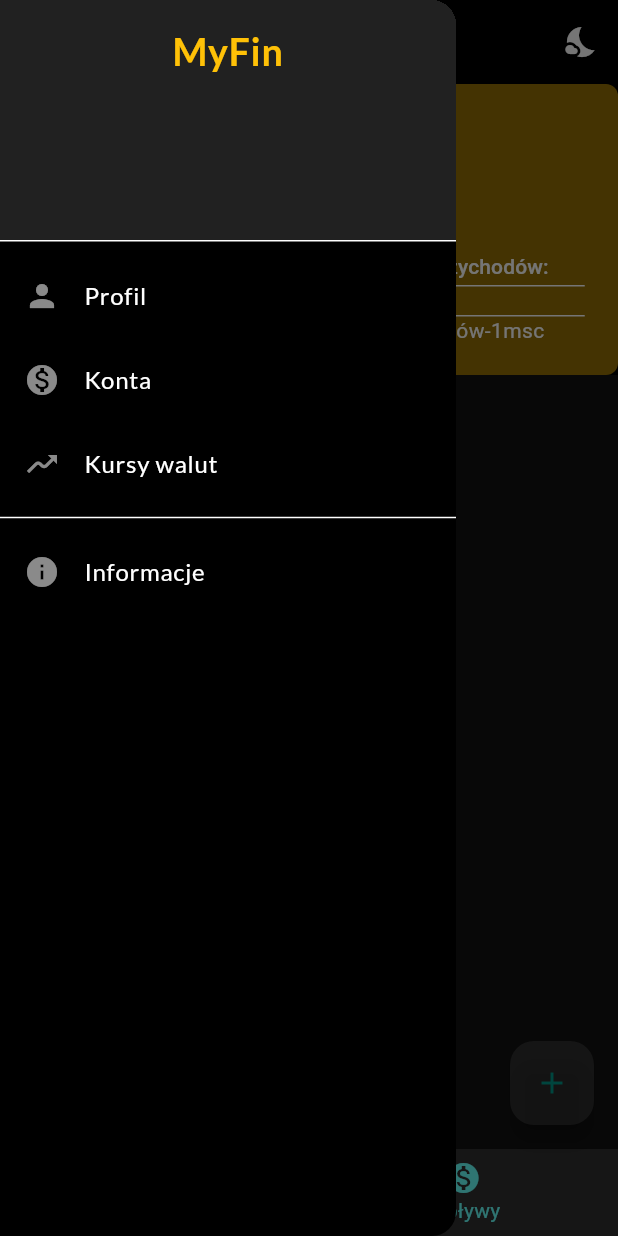
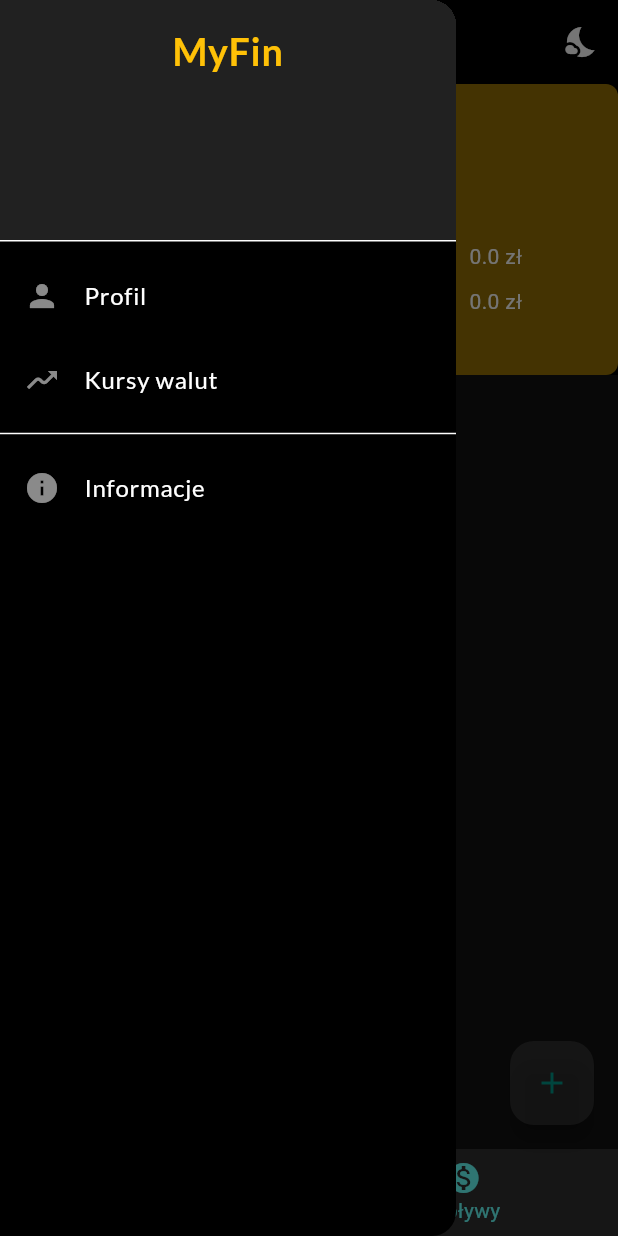
Before and after one commit to patrykstraczek/myfin, a Flutter app: the screen it shows once a user with an empty profile is signed in, item 2 of the bottom bar chosen, with the side drawer open, on a phone screen of 412 x 824 dp. Run offline on Flutter 3.47's test engine with Material 2 defaults, Android fonts, the phone set to English and light mode, and no system bars; our stand-ins replace bloc, cloud_firestore, dio, firebase_auth, firebase_core, flutter_bloc and 1 more; missing offline and left inert: flutterfire_ui; accounts and stored records are empty.

```diff
--- a/lib/App/features/pages/home/pages/home_page.dart
+++ b/lib/App/features/pages/home/pages/home_page.dart
@@ -2,7 +2,6 @@ import 'package:firebase_auth/firebase_auth.dart';
 import 'package:flutter/material.dart';
 import 'package:flutter_bloc/flutter_bloc.dart';
 import 'package:google_fonts/google_fonts.dart';
-import 'package:myfin/App/features/pages/accounts/pages/accounts_page.dart';
 
 import 'package:myfin/App/features/pages/add/pages/add_page.dart';
 import 'package:myfin/App/features/pages/auth/pages/user_profile.dart';
@@ -24,9 +23,11 @@ class HomePage extends StatefulWidget {
   State<HomePage> createState() => _HomePageState();
 }
 
+DateTime today = DateTime.now();
 var currentIndex = 0;
 var incomesSum = 0.0;
 var spendingsSum = 0.0;
+var todaySpendings = 0.0;
 var balanceThisMonth = incomesSum - spendingsSum;
 
 class _HomePageState extends State<HomePage> {
@@ -44,148 +45,7 @@ class _HomePageState extends State<HomePage> {
         },
         child: const Icon(Icons.add),
       ),
-      appBar: AppBar(
-        backgroundColor: darkMode ? Colors.black : Colors.white,
-        foregroundColor: darkMode ? Colors.white : Colors.black,
-        toolbarHeight: 250,
-        actions: [
-          IconButton(
-            onPressed: () {
-              setState(() {
-                darkMode = !darkMode;
-              });
-            },
-            icon: Icon(darkMode ? iconDark : iconLight),
-          )
-        ],
-        bottom: PreferredSize(
-            preferredSize: const Size.fromHeight(0),
-            child: Container(
-              decoration: const BoxDecoration(
-                borderRadius: BorderRadius.all(Radius.circular(8)),
-                color: Color.fromARGB(255, 148, 112, 4),
-              ),
-              alignment: Alignment.topCenter,
-              height: 194.0,
-              child: Column(children: [
-                Padding(
-                    padding: const EdgeInsets.only(top: 10),
-                    child: Text(
-                      'Stan:',
-                      style: GoogleFonts.lato(
-                        fontSize: 20,
-                        fontWeight: FontWeight.bold,
-                      ),
-                    )),
-                const SizedBox(height: 10),
-                Text(
-                  '$balanceThisMonth zł',
-                  style: GoogleFonts.lato(
-                    color: Colors.white,
-                    fontWeight: FontWeight.bold,
-                  ),
-                ),
-                const SizedBox(height: 40),
-                currentIndex == 0
-                    ? BlocProvider(
-                        create: (context) => HomeCubit()..start(),
-                        child: BlocBuilder<HomeCubit, HomeState>(
-                          builder: (context, state) {
-                            state.documents;
-
-                            if (state.errorMessage.isNotEmpty) {
-                              return Center(
-                                  child: Text(
-                                      'Something went wrong ${state.errorMessage}'));
-                            }
-
-                            if (state.isLoading) {
-                              return const Center(
-                                  child: CircularProgressIndicator());
-                            }
-
-                            final documents = state.documents;
-
-                            for (final doc in documents) {
-                              [spendingsSum += (doc['spending_value'])];
-                            }
-
-                            return DataTable(
-                                columnSpacing: 80,
-                                headingRowHeight: 25,
-                                dataRowHeight: 20,
-                                columns: const [
-                                  DataColumn(label: Text('Okres')),
-                                  DataColumn(label: Text('Suma wydatków:'))
-                                ],
-                                rows: [
-                                  DataRow(cells: [
-                                    const DataCell(Text('Obecny miesiąc')),
-                                    DataCell(
-                                      Text(
-                                        '$spendingsSum zł',
-                                      ),
-                                    )
-                                  ]),
-                                  const DataRow(cells: [
-                                    DataCell(Text('Poprzedni miesiąc')),
-                                    DataCell(Text('wydatków-1msc'))
-                                  ])
-                                ]);
-                          },
-                        ),
-                      )
-                    : BlocProvider(
-                        create: (context) => HomeIncomeCubit()..start(),
-                        child: BlocBuilder<HomeIncomeCubit, HomeState>(
-                          builder: (context, state) {
-                            state.documents;
-
-                            if (state.errorMessage.isNotEmpty) {
-                              return Center(
-                                  child: Text(
-                                      'Something went wrong ${state.errorMessage}'));
-                            }
-
-                            if (state.isLoading) {
-                              return const Center(
-                                  child: CircularProgressIndicator());
-                            }
-
-                            final documents = state.documents;
-
-                            for (final doc in documents) {
-                              [incomesSum += (doc['income_value'])];
-                            }
-
-                            return DataTable(
-                                columnSpacing: 80,
-                                headingRowHeight: 25,
-                                dataRowHeight: 20,
-                                columns: const [
-                                  DataColumn(label: Text('Okres')),
-                                  DataColumn(label: Text('Suma przychodów:'))
-                                ],
-                                rows: [
-                                  DataRow(cells: [
-                                    const DataCell(Text('Obecny miesiąc')),
-                                    DataCell(
-                                      Text(
-                                        '$incomesSum',
-                                      ),
-                                    )
-                                  ]),
-                                  const DataRow(cells: [
-                                    DataCell(Text('Poprzedni miesiąc')),
-                                    DataCell(Text('przychodów-1msc'))
-                                  ])
-                                ]);
-                          },
-                        ),
-                      )
-              ]),
-            )),
-      ),
+      appBar: const _AppBarWidget(),
       drawer: const _DrawerWidget(),
       body: Builder(builder: (context) {
         if (currentIndex == 0) {
@@ -216,6 +76,7 @@ class _HomePageState extends State<HomePage> {
   }
 }
 
+// Drawer
 class _DrawerWidget extends StatelessWidget {
   const _DrawerWidget({Key? key}) : super(key: key);
 
@@ -260,24 +121,6 @@ class _DrawerWidget extends StatelessWidget {
           ),
           ListTile(
             leading: const Icon(
-              Icons.monetization_on,
-              color: Colors.white54,
-            ),
-            title: Text('Konta',
-                style: GoogleFonts.lato(
-                  color: Colors.white,
-                )),
-            onTap: () {
-              Navigator.pop(context);
-              Navigator.of(context).push(
-                MaterialPageRoute(
-                  builder: (_) => const AccountsPage(),
-                ),
-              );
-            },
-          ),
-          ListTile(
-            leading: const Icon(
               Icons.moving,
               color: Colors.white54,
             ),
@@ -314,3 +157,188 @@ class _DrawerWidget extends StatelessWidget {
     );
   }
 }
+
+//AppBar
+class _AppBarWidget extends StatefulWidget with PreferredSizeWidget {
+  const _AppBarWidget({Key? key}) : super(key: key);
+
+  @override
+  State<_AppBarWidget> createState() => _AppBarWidgetState();
+
+  @override
+  Size get preferredSize => const Size.fromHeight(250);
+}
+
+class _AppBarWidgetState extends State<_AppBarWidget> {
+  @override
+  Widget build(BuildContext context) {
+    return AppBar(
+        backgroundColor: darkMode ? Colors.black : Colors.white,
+        foregroundColor: darkMode ? Colors.white : Colors.black,
+        toolbarHeight: 250,
+        actions: [
+          IconButton(
+            onPressed: () {
+              setState(() {
+                darkMode = !darkMode;
+              });
+            },
+            icon: Icon(darkMode ? iconDark : iconLight),
+          )
+        ],
+        bottom: PreferredSize(
+            preferredSize: const Size.fromHeight(0),
+            child: Container(
+                decoration: const BoxDecoration(
+                  borderRadius: BorderRadius.all(Radius.circular(8)),
+                  color: Color.fromARGB(255, 148, 112, 4),
+                ),
+                alignment: Alignment.topCenter,
+                height: 194.0,
+                child:
+//spendings
+                    currentIndex == 0
+                        ? BlocProvider(
+                            create: (context) => HomeCubit()..start(),
+                            child: BlocBuilder<HomeCubit, HomeState>(
+                              builder: (context, state) {
+                                state.documents;
+
+                                if (state.errorMessage.isNotEmpty) {
+                                  return Center(
+                                      child: Text(
+                                          'Something went wrong ${state.errorMessage}'));
+                                }
+
+                                if (state.isLoading) {
+                                  return const Center(
+                                      child: CircularProgressIndicator());
+                                }
+
+                                final documents = state.documents;
+
+                                spendingsSum = 0.0;
+                                todaySpendings = 0.0;
+
+                                for (final doc in documents) {
+                                  spendingsSum += (doc['spending_value']);
+                                  todaySpendings += (doc['spending_value']);
+                                }
+                                return Column(children: [
+                                  Padding(
+                                      padding: const EdgeInsets.only(top: 10),
+                                      child: Text(
+                                        'Dziś:',
+                                        style: GoogleFonts.lato(
+                                          fontSize: 20,
+                                          fontWeight: FontWeight.bold,
+                                        ),
+                                      )),
+                                  const SizedBox(height: 10),
+                                  Text(
+                                    '$todaySpendings zł',
+                                    style: GoogleFonts.lato(
+                                      color: Colors.white,
+                                      fontWeight: FontWeight.bold,
+                                    ),
+                                  ),
+                                  const SizedBox(height: 20),
+                                  Container(
+                                    padding: const EdgeInsets.symmetric(
+                                        horizontal: 64, vertical: 16),
+                                    child: Column(children: [
+                                      Row(
+                                        mainAxisAlignment:
+                                            MainAxisAlignment.spaceBetween,
+                                        children: [
+                                          const Text('Obecny miesiąc'),
+                                          Text('$spendingsSum zł'),
+                                        ],
+                                      ),
+                                      const SizedBox(height: 10),
+                                      Row(
+                                        mainAxisAlignment:
+                                            MainAxisAlignment.spaceBetween,
+                                        children: [
+                                          const Text('Poprzedni miesiąc'),
+                                          Text('$spendingsSum zł'),
+                                        ],
+                                      ),
+                                    ]),
+                                  )
+                                ]);
+                              },
+                            ),
+                          )
+//incomes
+                        : BlocProvider(
+                            create: (context) => HomeIncomeCubit()..start(),
+                            child: BlocBuilder<HomeIncomeCubit, HomeState>(
+                              builder: (context, state) {
+                                state.documents;
+
+                                if (state.errorMessage.isNotEmpty) {
+                                  return Center(
+                                      child: Text(
+                                          'Something went wrong ${state.errorMessage}'));
+                                }
+
+                                if (state.isLoading) {
+                                  return const Center(
+                                      child: CircularProgressIndicator());
+                                }
+
+                                final documents = state.documents;
+
+                                incomesSum = 0.0;
+
+                                for (final doc in documents) {
+                                  incomesSum += (doc['income_value']);
+                                }
+                                return Column(children: [
+                                  Padding(
+                                      padding: const EdgeInsets.only(top: 10),
+                                      child: Text(
+                                        'Dziś:',
+                                        style: GoogleFonts.lato(
+                                          fontSize: 20,
+                                          fontWeight: FontWeight.bold,
+                                        ),
+                                      )),
+                                  const SizedBox(height: 10),
+                                  Text(
+                                    '$incomesSum zł',
+                                    style: GoogleFonts.lato(
+                                      color: Colors.white,
+                                      fontWeight: FontWeight.bold,
+                                    ),
+                                  ),
+                                  const SizedBox(height: 20),
+                                  Container(
+                                    padding: const EdgeInsets.symmetric(
+                                        horizontal: 64, vertical: 16),
+                                    child: Column(children: [
+                                      Row(
+                                        mainAxisAlignment:
+                                            MainAxisAlignment.spaceBetween,
+                                        children: [
+                                          const Text('Obecny miesiąc'),
+                                          Text('$incomesSum zł'),
+                                        ],
+                                      ),
+                                      const SizedBox(height: 10),
+                                      Row(
+                                        mainAxisAlignment:
+                                            MainAxisAlignment.spaceBetween,
+                                        children: [
+                                          const Text('Poprzedni miesiąc'),
+                                          Text('$incomesSum zł'),
+                                        ],
+                                      ),
+                                    ]),
+                                  )
+                                ]);
+                              },
+                            )))));
+  }
+}
```
Also changed, not shown: lib/App/features/pages/accounts/pages/accounts_page.dart (deleted, +0 -38 lines), lib/App/features/pages/home/pages/spendings_page.dart (+1 -6 lines).
